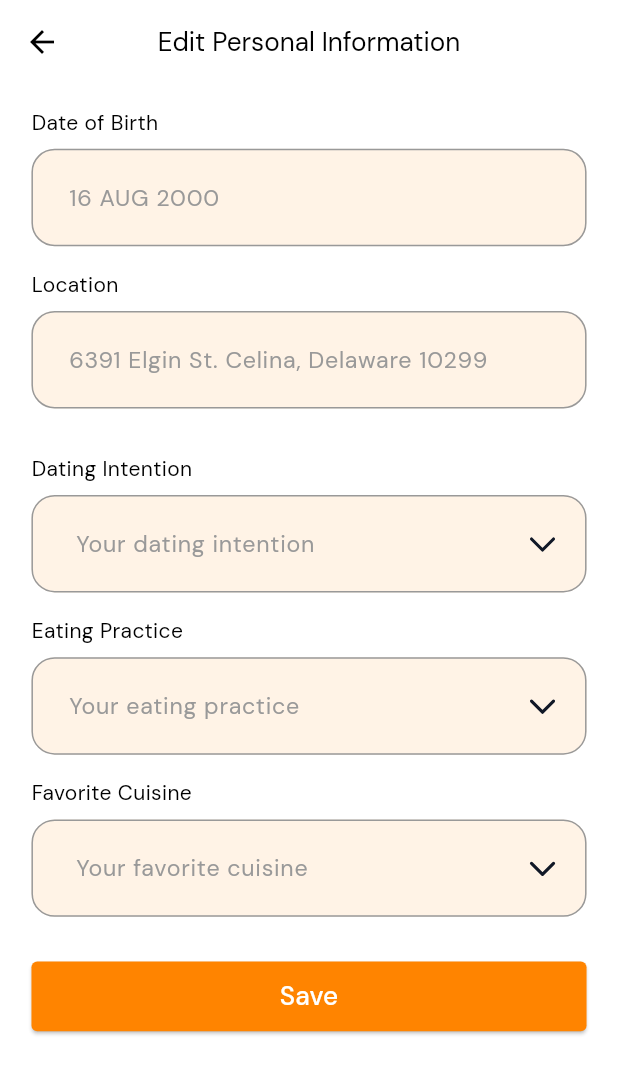
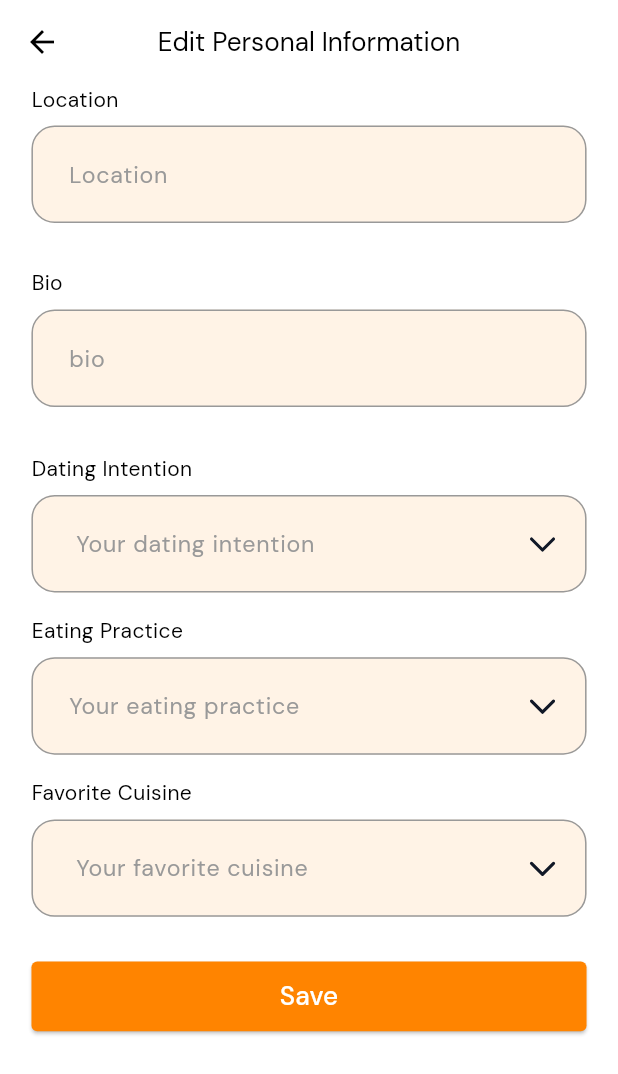
Before and after one commit to bdCalling-Sdt-hub/krave-updated, a Flutter app: the EditPersonalInformation screen opened by its route, on a phone screen of 412 x 824 dp. Shown: the top 1074 px of the screen. Run offline on Flutter 3.47's test engine with Material 3 defaults, Android fonts, the phone set to English and light mode, and no system bars; our stand-ins replace cached_network_image, carousel_slider, country_code_picker, emoji_picker_flutter, file_picker, flutter_screenutil and 14 more; missing offline and left inert: mime_type; accounts and stored records are empty; statements that could not run were skipped; project files that could hold a hidden picture were left out.

Commit message:
profile update done

```diff
--- a/lib/controllers/profile_controller.dart
+++ b/lib/controllers/profile_controller.dart
@@ -71,17 +71,20 @@ class ProfileController extends GetxController {
   ///===============profile update================<>
   RxBool updatePersonalInfoProfileLoading = false.obs;
   profileUpdatePersonalInfo({
-    String? date,
     String? location,
     String? bio,
     String? eatingPrice,
+    String? datingIntention,
     String? favorite,
   }) async {
     updatePersonalInfoProfileLoading(true);
     String userId = await PrefsHelper.getString(AppConstants.userId);
     var body = {
-      // "name": '$name',
-      // "email": "$email",
+      "bio" : "$bio",
+      "datingIntention": "$datingIntention",
+      "favouriteCousing": "$favorite",
+      "address": "$location",
+      "eatingPractice" : "$eatingPrice"
     };
     var response = await ApiClient.patch(
         ApiConstants.profileNameEdit(userId), body);
@@ -91,7 +94,8 @@ class ProfileController extends GetxController {
       ToastMessageHelper.showToastMessage('Profile Updated Successful');
       getProfileData();
       update();
-      Get.back();    Get.back();
+      Get.back();
+      Get.back();
       updatePersonalInfoProfileLoading(false);
     }else{
       updatePersonalInfoProfileLoading(false);
--- a/lib/models/profile_model.dart
+++ b/lib/models/profile_model.dart
@@ -44,6 +44,7 @@ class Profile {
   final String? datingIntention;
   final String? address;
   final String? favouriteCousing;
+  final String? eatingPractice;
   final int? v;
   final String? email;
 
@@ -56,6 +57,7 @@ class Profile {
     this.datingIntention,
     this.address,
     this.favouriteCousing,
+    this.eatingPractice,
     this.v,
     this.email,
   });
@@ -69,6 +71,7 @@ class Profile {
     datingIntention: json["datingIntention"],
     address: json["address"],
     favouriteCousing: json["favouriteCousing"],
+    eatingPractice: json["eatingPractice"],
     v: json["__v"],
     email: json["email"],
   );
@@ -82,6 +85,7 @@ class Profile {
     "datingIntention": datingIntention,
     "address": address,
     "favouriteCousing": favouriteCousing,
+    "eatingPractice": eatingPractice,
     "__v": v,
     "email": email,
   };
--- a/lib/views/screen/Profile/edit_personalInformation.dart
+++ b/lib/views/screen/Profile/edit_personalInformation.dart
@@ -25,7 +25,7 @@ class _EditPersonalInformationState extends State<EditPersonalInformation> {
 
 
   final GlobalKey<FormState> _formKey = GlobalKey<FormState>();
-  final TextEditingController dateCTRl = TextEditingController();
+  final TextEditingController bioCTRl = TextEditingController();
   final TextEditingController locationCTRl = TextEditingController();
   final TextEditingController datingIntentionCTRl = TextEditingController();
   final TextEditingController eatingPracticeCTRl = TextEditingController();
@@ -39,10 +39,10 @@ class _EditPersonalInformationState extends State<EditPersonalInformation> {
 
   @override
   void initState() {
-    dateCTRl.text = TimeFormatHelper.formatDate(DateTime.parse(Get.arguments["date"] ?? DateTime.now()));
+    bioCTRl.text = Get.arguments["bio"] ?? "";
     locationCTRl.text = Get.arguments["location"] ?? "";
-    datingIntentionCTRl.text = Get.arguments["bio"] ?? "";
-    eatingPracticeCTRl.text = Get.arguments["eating"] ?? "";
+    datingIntentionCTRl.text = Get.arguments["datingIntention"] ?? "";
+    eatingPracticeCTRl.text = Get.arguments["eatingPractice"] ?? "";
     favouriteCuisineCTRl.text = Get.arguments["favorite"] ?? "";
     super.initState();
   }
@@ -66,24 +66,7 @@ class _EditPersonalInformationState extends State<EditPersonalInformation> {
             child: Column(
               crossAxisAlignment: CrossAxisAlignment.center,
               children: [
-                //====================================> date Text Field <=========================
-                SizedBox(height: 16.h),
-                Column(
-                  crossAxisAlignment: CrossAxisAlignment.start,
-                  children: [
-                    Text(AppString.dateOfBirth),
-                    SizedBox(height: 8.h),
-                    CustomTextField(
-                      readOnly: true,
-                      onTap: (){
-                        _selectDate(context);
-                      },
-                      hintText: AppString.dateOfBirthText,
-                      controller: dateCTRl,
-                    ),
-                    SizedBox(height: 16.h),
-                  ],
-                ),
+
                 //====================================> location Text Field <=========================
                 Column(
                   crossAxisAlignment: CrossAxisAlignment.start,
@@ -92,14 +75,28 @@ class _EditPersonalInformationState extends State<EditPersonalInformation> {
                     SizedBox(height: 8.h),
                     CustomTextField(
                       controller: locationCTRl,
-                      hintText: AppString.locationAccText,
-                      isEmail: true,
+                      hintText: "Location",
                     ),
                     SizedBox(height: 15.h,),
                   ],
                 ),
                 SizedBox(height: 16.h),
 
+                ///====================================> date Text Field <=========================
+
+                Column(
+                  crossAxisAlignment: CrossAxisAlignment.start,
+                  children: [
+                    Text(AppString.bio),
+                    SizedBox(height: 8.h),
+                    CustomTextField(
+                      hintText: "bio",
+                      controller: bioCTRl,
+                    ),
+                    SizedBox(height: 16.h),
+                  ],
+                ),
+                SizedBox(height: 16.h),
                 ///====================================> Dating Intention Text Field <=========================
                 Column(
                   crossAxisAlignment: CrossAxisAlignment.start,
@@ -203,7 +200,11 @@ class _EditPersonalInformationState extends State<EditPersonalInformation> {
                     text: AppString.save,
                     onTap: () {
                       profileController.profileUpdatePersonalInfo(
-
+                        bio: bioCTRl.text,
+                        eatingPrice: eatingPracticeCTRl.text,
+                        favorite: favouriteCuisineCTRl.text,
+                        location: locationCTRl.text,
+                        datingIntention: datingIntentionCTRl.text
                       );
                       Get.toNamed(AppRoutes.profileScreen);
                     }),
@@ -293,23 +294,4 @@ class _EditPersonalInformationState extends State<EditPersonalInformation> {
     "Omnivore"
   ];
 
-
-  Future<void> _selectDate(BuildContext context) async {
-    DateTime initialDate = DateTime.now();
-    DateTime firstDate = DateTime(1900);
-    DateTime lastDate = DateTime.now();
-
-    DateTime? pickedDate = await showDatePicker(
-      context: context,
-      initialDate: initialDate,
-      firstDate: firstDate,
-      lastDate: lastDate,
-    );
-
-    if (pickedDate != null && pickedDate != initialDate) {
-      String formattedDate =   DateFormat('MM-dd-yyyy').format(pickedDate);
-      dateCTRl.text = formattedDate;
-    }
-  }
-
 }
--- a/lib/views/screen/Profile/profile_screen.dart
+++ b/lib/views/screen/Profile/profile_screen.dart
@@ -265,7 +265,8 @@ class _ProfileScreenState extends State<ProfileScreen> {
                   "date" : "${profileController.profileData.value.profile?.dateOfBirth}",
                   "location" : "${profileController.profileData.value.profile?.address}",
                   "bio" : "${profileController.profileData.value.profile?.bio}",
-                  "eating" : "${profileController.profileData.value.profile?.datingIntention}",
+                  "eatingPractice" : "${profileController.profileData.value.profile?.eatingPractice}",
+                  "datingIntention" : "${profileController.profileData.value.profile?.datingIntention}",
                   "favorite" : "${profileController.profileData.value.profile?.favouriteCousing}",
                 });
               },
```
Also changed, not shown: lib/models/match_user_model.dart (+16 -15 lines), lib/views/screen/Matches/match_screen.dart (+6 -4 lines), lib/views/screen/Profile/personal_information.dart (+35 -4 lines).
